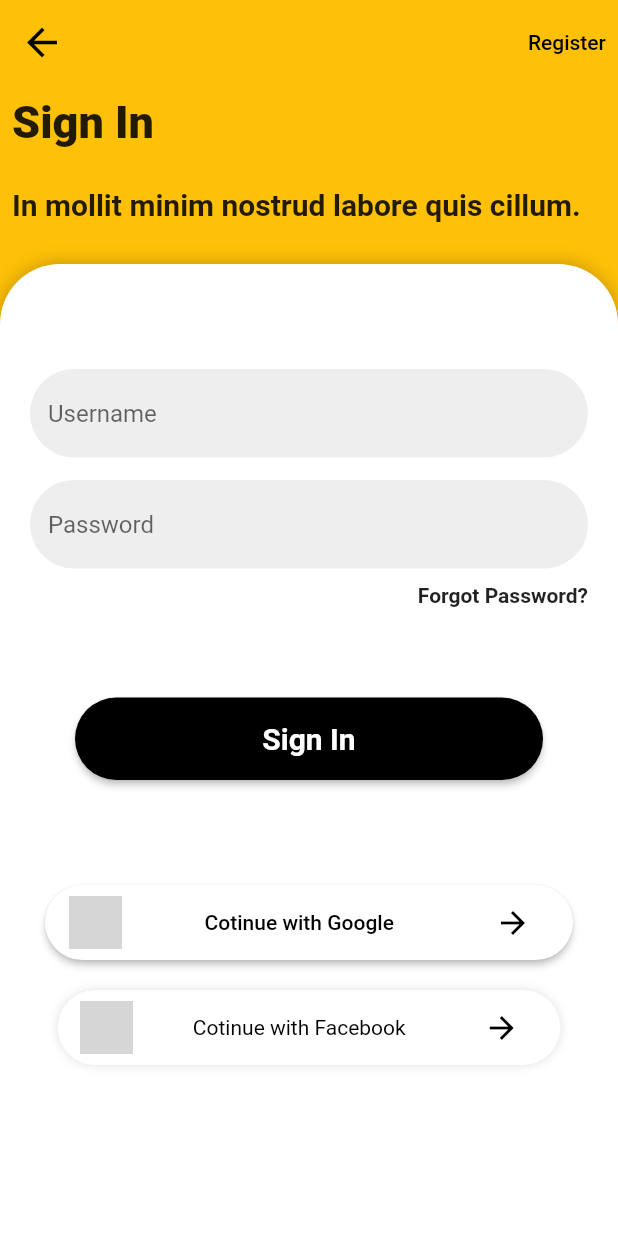
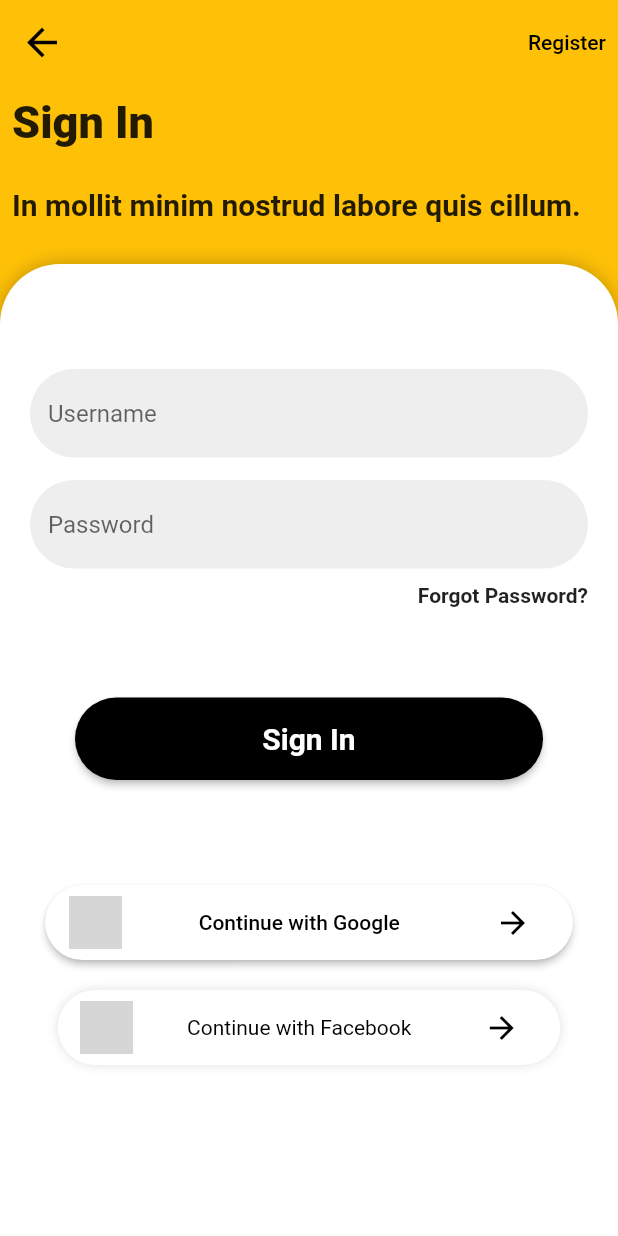
Before and after one commit to raquel-hash/coffe_app, a Flutter app: the screen it shows after launch, after a tap on "Sign In", on a phone screen of 412 x 824 dp. Run offline on Flutter 3.47's test engine with Material 2 defaults, Android fonts, the phone set to English and light mode, and no system bars; our stand-ins replace lottie; network calls fail; grey boxes are pictures that could not be loaded.

Commit message:
change title facebook

```diff
--- a/lib/presentation/screens/login_screen.dart
+++ b/lib/presentation/screens/login_screen.dart
@@ -185,7 +185,7 @@ class LoginScreen extends StatelessWidget {
             ),
             const Spacer(),
             const Text(
-              "Cotinue with Facebook",
+              "Continue with Facebook",
               style: TextStyle(
                 color: Colors.black,
               ),
@@ -261,7 +261,7 @@ class LoginScreen extends StatelessWidget {
             ),
             const Spacer(),
             const Text(
-              "Cotinue with Google",
+              "Continue with Google",
               style: TextStyle(
                 color: Colors.black,
               ),
```
